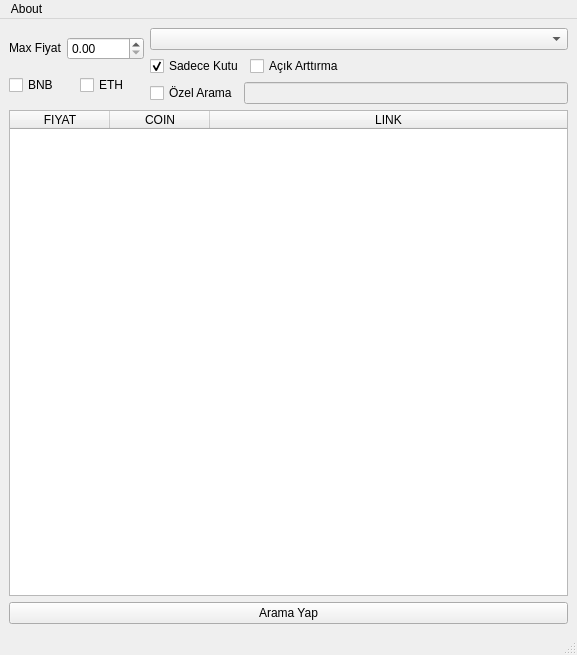
Before: the Qt Designer form main.ui in BatikanHyt/BinanceMysteryBoxFinder, drawn with Qt 5.
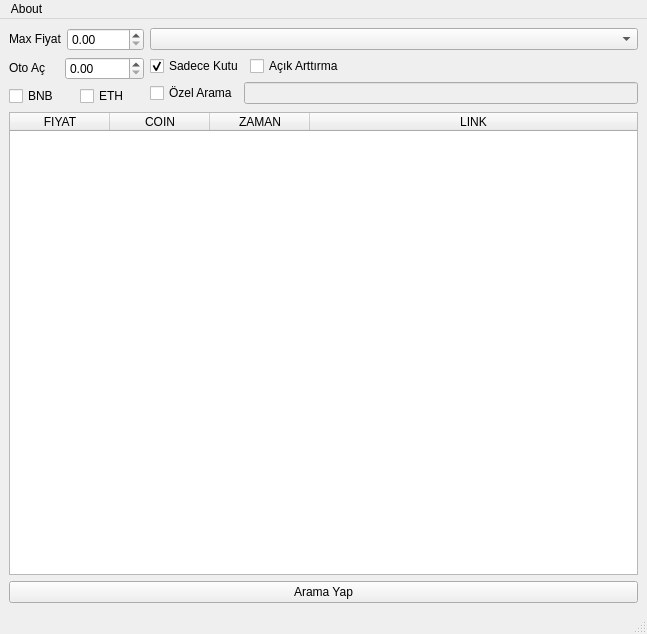
After: the same form once the commit is applied.

The edit to the form file:
```diff
--- a/main.ui
+++ b/main.ui
@@ -6,8 +6,8 @@
    <rect>
     <x>0</x>
     <y>0</y>
-    <width>577</width>
-    <height>655</height>
+    <width>647</width>
+    <height>634</height>
    </rect>
   </property>
   <property name="windowTitle">
@@ -58,6 +58,29 @@
           </item>
          </layout>
         </item>
+        <item>
+         <layout class="QHBoxLayout" name="horizontalLayout_6">
+          <item>
+           <widget class="QLabel" name="l_oto">
+            <property name="enabled">
+             <bool>true</bool>
+            </property>
+            <property name="sizePolicy">
+             <sizepolicy hsizetype="Fixed" vsizetype="Fixed">
+              <horstretch>0</horstretch>
+              <verstretch>0</verstretch>
+             </sizepolicy>
+            </property>
+            <property name="text">
+             <string>Oto Aç    </string>
+            </property>
+           </widget>
+          </item>
+          <item>
+           <widget class="QDoubleSpinBox" name="db_oto"/>
+          </item>
+         </layout>
+        </item>
         <item>
          <layout class="QHBoxLayout" name="horizontalLayout_4">
           <property name="sizeConstraint">
@@ -160,6 +183,11 @@
         <string>COIN</string>
        </property>
       </column>
+      <column>
+       <property name="text">
+        <string>ZAMAN</string>
+       </property>
+      </column>
       <column>
        <property name="text">
         <string>LINK</string>
@@ -181,7 +209,7 @@
     <rect>
      <x>0</x>
      <y>0</y>
-     <width>577</width>
+     <width>647</width>
      <height>21</height>
     </rect>
    </property>
```
